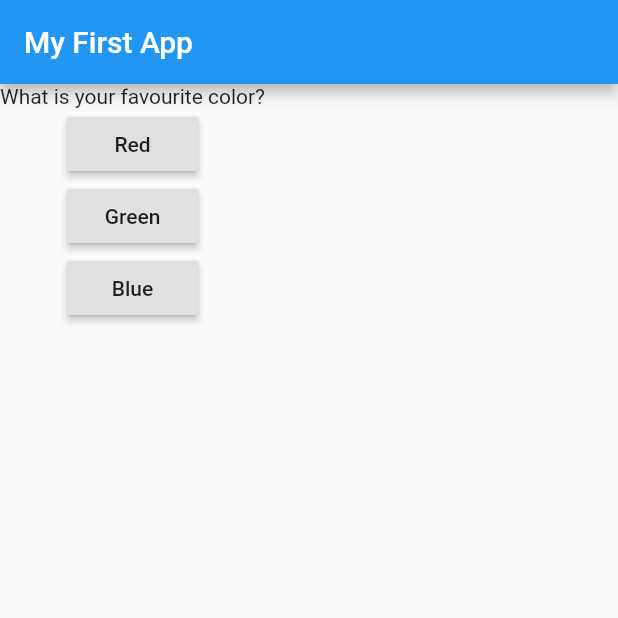
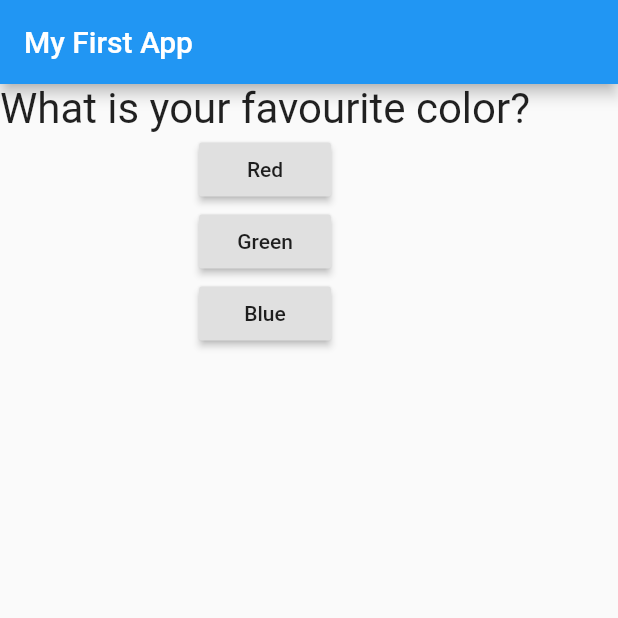
Before and after one commit to fmniloyuk/FlutterQuiz, a Flutter app: the screen it shows after launch, on a phone screen of 412 x 824 dp, the top half of it. Run offline on Flutter 3.47's test engine with Material 2 defaults, Android fonts, the phone set to English and light mode, and no system bars.

Commit message:
Question.dart file added

```diff
--- a/lib/main.dart
+++ b/lib/main.dart
@@ -1,6 +1,8 @@
 // ignore_for_file: prefer_const_constructors
 // import 'dart:async';
 import 'package:flutter/material.dart';
+
+import './question.dart';
 
 void main() {
   runApp(MyApp());
@@ -39,7 +41,7 @@ class _MyAppState extends State<MyApp> {
         ),
         // body
         body: Column(children: [
-          Text(questions[_questionIndex]),
+          Question(questions[_questionIndex]),
           RaisedButton(child: Text('Red'), onPressed: _answerQuestion),
           RaisedButton(child: Text('Green'), onPressed: _answerQuestion),
           RaisedButton(child: Text('Blue'), onPressed: _answerQuestion)
--- /dev/null
+++ b/lib/question.dart
@@ -0,0 +1,17 @@
+import 'package:flutter/material.dart';
+import 'package:flutter/material.dart';
+
+class Question extends StatelessWidget {
+  final String questionText;
+
+  Question(this.questionText);
+
+  @override
+  Widget build(BuildContext context) {
+    return Text(
+      questionText,
+      style: TextStyle(fontSize: 28),
+      textAlign: TextAlign.center,
+    );
+  }
+}
```
